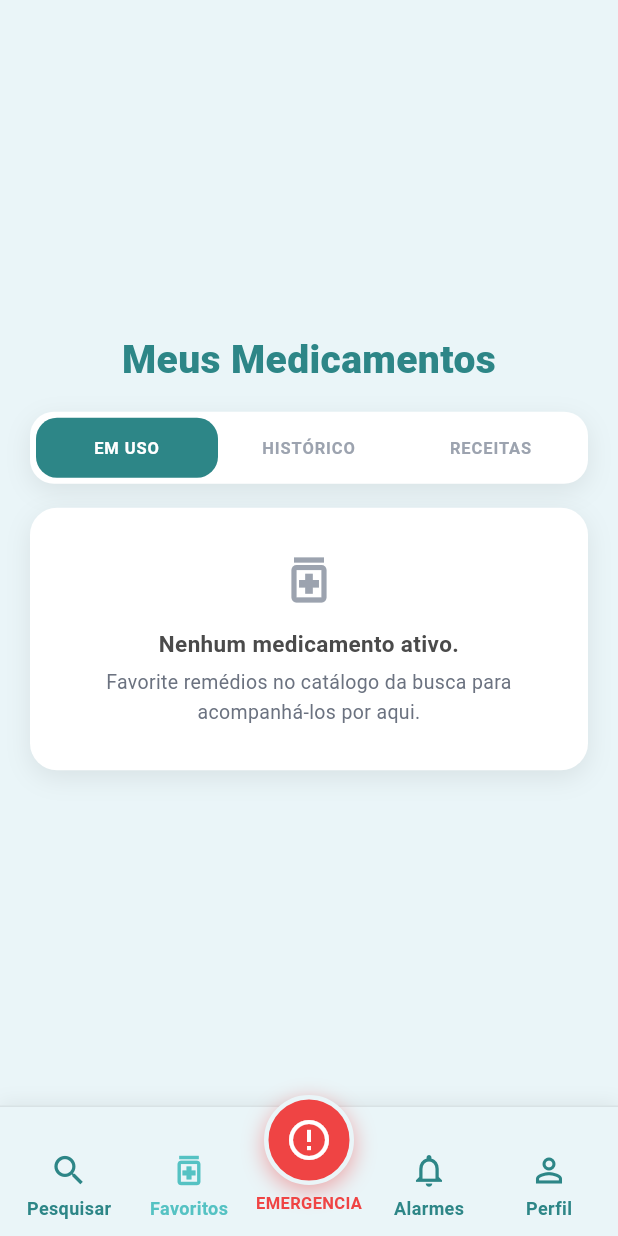
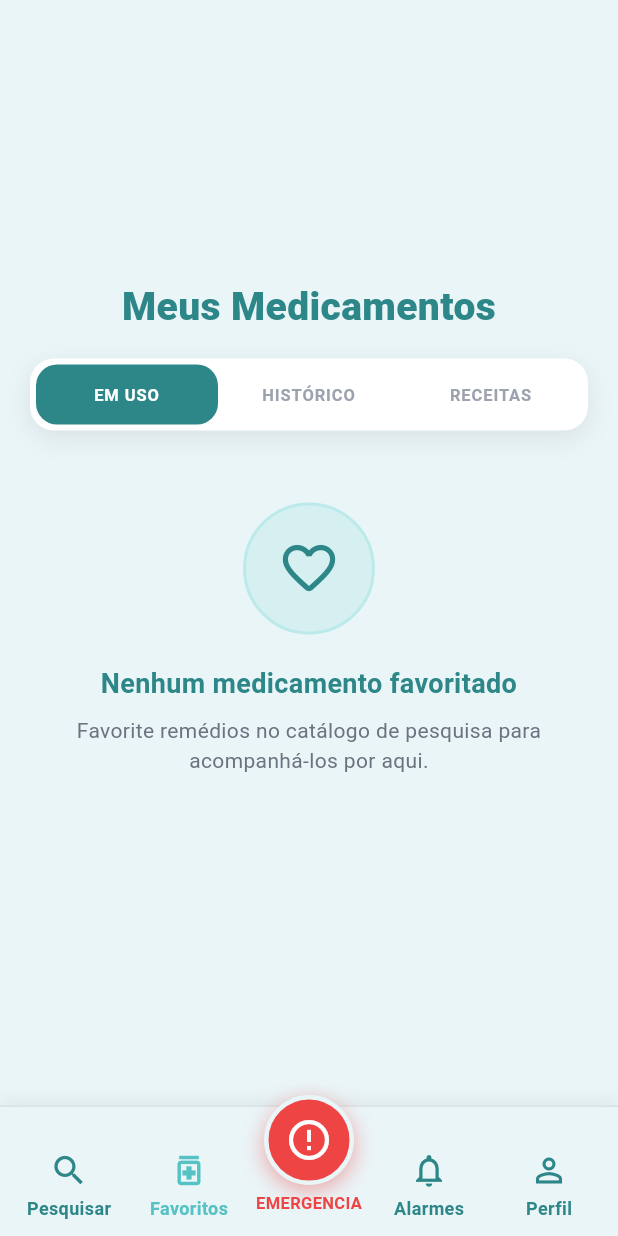
Before and after one commit to crysthianSF/LembreBem, a Flutter app: the TelaMedicamentos screen opened directly, on a phone screen of 412 x 824 dp. Run offline on Flutter 3.47's test engine with Material 3 defaults, Android fonts, the phone set to English and light mode, and no system bars; our stand-ins replace file_picker, fl_chart, image_picker, mask_text_input_formatter, open_filex, shared_preferences and 1 more; accounts and stored records are empty.

Commit message:
fix(medicamentos): padroniza empty state da aba de favoritos

```diff
--- a/lib/telas/tela_medicamentos.dart
+++ b/lib/telas/tela_medicamentos.dart
@@ -666,10 +666,9 @@ class _TelaMedicamentosState extends State<TelaMedicamentos> {
         if (_emUso.isEmpty) {
           return [
             _placeholder(
-              Icons.medication_outlined,
-              'Nenhum medicamento ativo.',
-              'Favorite remédios no catálogo da busca para '
-                  'acompanhá-los por aqui.',
+              Icons.favorite_border_rounded,
+              'Nenhum medicamento favoritado',
+              'Favorite remédios no catálogo de pesquisa para acompanhá-los por aqui.',
             ),
           ];
         }
@@ -745,32 +744,48 @@ class _TelaMedicamentosState extends State<TelaMedicamentos> {
   }
 
   Widget _placeholder(IconData icone, String titulo, String texto) {
-    return CartaoBranco(
-      padding: const EdgeInsets.all(28),
+    return Center(
+      child: Padding(
+        padding: const EdgeInsets.symmetric(horizontal: 24, vertical: 32),
         child: Column(
+          mainAxisAlignment: MainAxisAlignment.center,
           children: [
-          Icon(icone, size: 40, color: corTextoCinzaClaro),
-          const SizedBox(height: 12),
+            Container(
+              width: 88,
+              height: 88,
+              decoration: BoxDecoration(
+                color: const Color(0xFFD6F0F1),
+                shape: BoxShape.circle,
+                border: Border.all(color: const Color(0xFFBCEAEB), width: 2),
+              ),
+              child: Icon(
+                icone,
+                size: 42,
+                color: corPrimariaEscura,
+              ),
+            ),
+            const SizedBox(height: 20),
             Text(
               titulo,
               textAlign: TextAlign.center,
               style: const TextStyle(
-              fontSize: 15,
-              fontWeight: FontWeight.w700,
-              color: corTextoEscuro,
+                fontSize: 18,
+                fontWeight: FontWeight.bold,
+                color: corPrimariaEscura,
               ),
             ),
-          const SizedBox(height: 6),
+            const SizedBox(height: 8),
             Text(
               texto,
               textAlign: TextAlign.center,
               style: const TextStyle(
-              fontSize: 13,
-              height: 1.5,
+                fontSize: 14,
+                height: 1.4,
                 color: corTextoCinza,
               ),
             ),
           ],
+        ),
       ),
     );
   }
```
Lines whose indentation alone changed are shown as unchanged.
